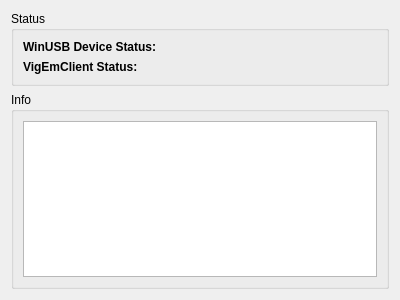
OOPMan/XBOFS.win, file XBOFS.win.qt5/WinUsbDeviceWidget.ui: the form before one commit.
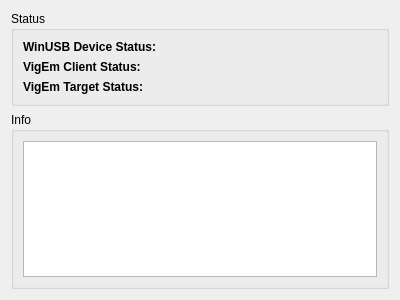
The form after the commit.

```diff
--- a/XBOFS.win.qt5/WinUsbDeviceWidget.ui
+++ b/XBOFS.win.qt5/WinUsbDeviceWidget.ui
@@ -37,7 +37,7 @@
       <item row="1" column="0">
        <widget class="QLabel" name="label">
         <property name="text">
-         <string>&lt;strong&gt;VigEmClient Status:&lt;/strong&gt;</string>
+         <string>&lt;strong&gt;VigEm Client Status:&lt;/strong&gt;</string>
         </property>
         <property name="textFormat">
          <enum>Qt::AutoText</enum>
@@ -51,6 +51,20 @@
         </property>
        </widget>
       </item>
+      <item row="2" column="0">
+       <widget class="QLabel" name="label_3">
+        <property name="text">
+         <string>&lt;html&gt;&lt;head/&gt;&lt;body&gt;&lt;p&gt;&lt;span style=&quot; font-weight:600;&quot;&gt;VigEm Target Status:&lt;/span&gt;&lt;/p&gt;&lt;/body&gt;&lt;/html&gt;</string>
+        </property>
+       </widget>
+      </item>
+      <item row="2" column="1">
+       <widget class="QLabel" name="vigEmTargetStatus">
+        <property name="text">
+         <string/>
+        </property>
+       </widget>
+      </item>
      </layout>
     </widget>
    </item>
```
